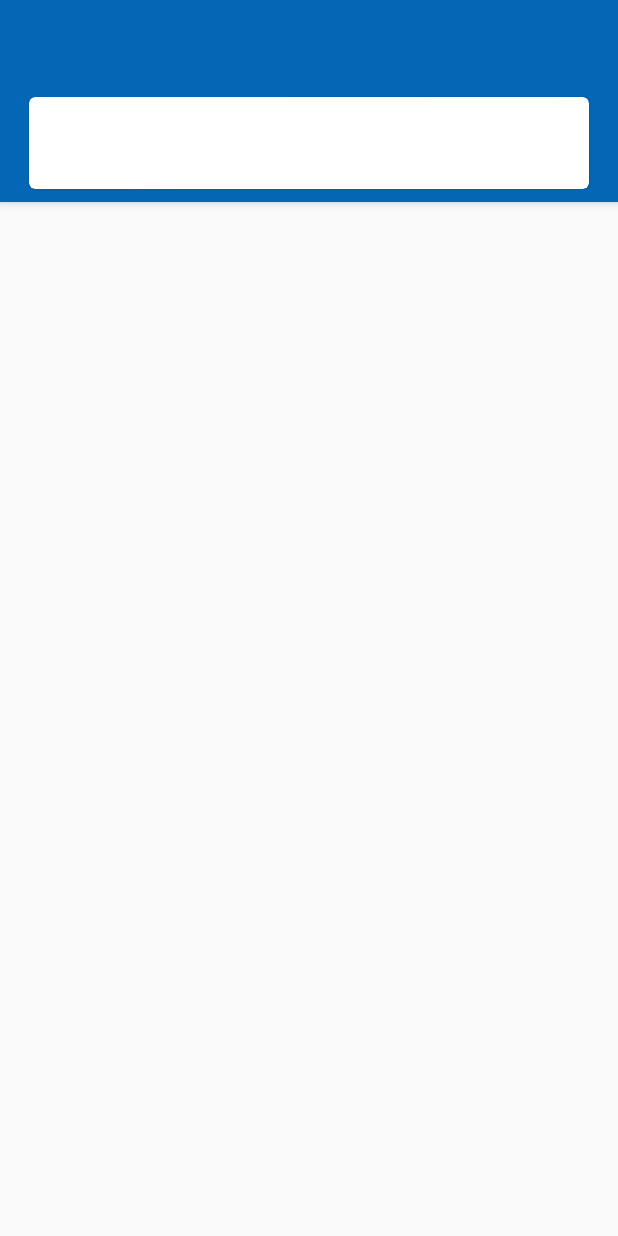
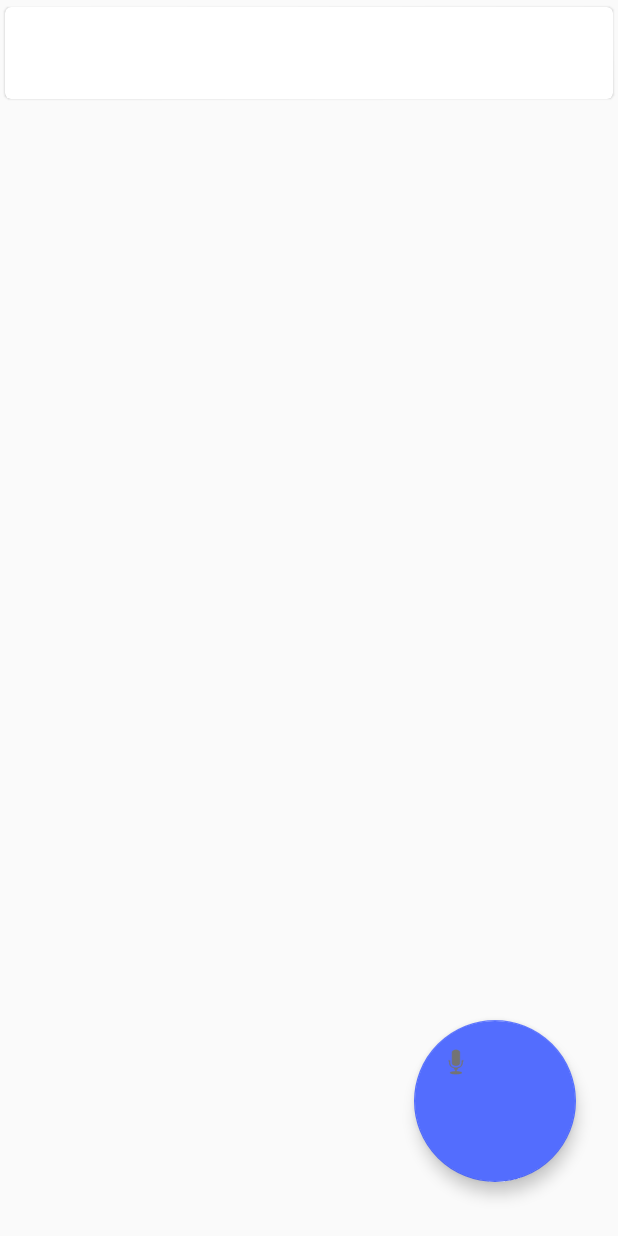
Before and after one commit to tmurney/s1513911_hons, an Android app: the layout activity_main.xml on its own in the app's theme, with its tools: preview values and no code run, on a phone screen of 412 x 824 dp. Run offline under Robolectric (Android 15) with nearby library versions, the phone set to English and light mode, and no system bars.

Commit message:
updated UI

```diff
--- a/app/build.gradle
+++ b/app/build.gradle
@@ -87,6 +87,7 @@ dependencies {
     compile "com.android.support:design:$supportLibraryVersion"
     compile "com.android.support:cardview-v7:$supportLibraryVersion"
     compile "com.android.support:recyclerview-v7:$supportLibraryVersion"
+    compile 'com.android.support.constraint:constraint-layout:1.1.3'
 
     // gRPC
     compile "io.grpc:grpc-okhttp:$grpcVersion"
--- a/app/src/main/java/s1513911/gcu/s1513911_hons/MessageDialogFragment.java
+++ b/app/src/main/java/s1513911/gcu/s1513911_hons/MessageDialogFragment.java
@@ -60,6 +60,7 @@ public class MessageDialogFragment extends AppCompatDialogFragment {
     public Dialog onCreateDialog(Bundle savedInstanceState) {
         return new AlertDialog.Builder(getContext())
                 .setMessage(getArguments().getString(ARG_MESSAGE))
+                .setMessage(getArguments().getString(ARG_MESSAGE))
                 .setPositiveButton(android.R.string.ok, new DialogInterface.OnClickListener() {
                     @Override
                     public void onClick(DialogInterface dialog, int which) {
--- a/app/src/main/res/layout/activity_main.xml
+++ b/app/src/main/res/layout/activity_main.xml
@@ -1,19 +1,6 @@
 <?xml version="1.0" encoding="utf-8"?>
 <!--
-  Copyright 2016 Google Inc. All Rights Reserved.
 
-  Licensed under the Apache License, Version 2.0 (the "License");
-  you may not use this file except in compliance with the License.
-  You may obtain a copy of the License at
-
-  http://www.apache.org/licenses/LICENSE-2.0
-
-  Unless required by applicable law or agreed to in writing, software
-  distributed under the License is distributed on an "AS IS" BASIS,
-  WITHOUT WARRANTIES OR CONDITIONS OF ANY KIND, either express or implied.
-  See the License for the specific language governing permissions and
-  limitations under the License.
--->
 <android.support.design.widget.CoordinatorLayout
     xmlns:android="http://schemas.android.com/apk/res/android"
     xmlns:app="http://schemas.android.com/apk/res-auto"
@@ -35,20 +22,54 @@
             android:layout_height="wrap_content"
             android:background="?attr/colorPrimary"
             android:paddingLeft="32dp"
-            android:paddingRight="32dp"/>
+            android:paddingRight="32dp" />
 
-        <include layout="@layout/item_result"/>
+        <include layout="@layout/item_result" />
+
+
+        <Button
+            android:id="@+id/button3"
+            android:layout_width="wrap_content"
+            android:layout_height="wrap_content"
+            android:text="Button" />
 
     </android.support.design.widget.AppBarLayout>
 
-    <android.support.v7.widget.RecyclerView
-        android:id="@+id/recycler_view"
-        android:layout_width="match_parent"
-        android:layout_height="match_parent"
-        android:clipToPadding="false"
-        android:paddingBottom="@dimen/spacing_small"
-        android:paddingTop="@dimen/spacing_small"
-        app:behavior_overlapTop="128dp"
-        app:layout_behavior="@string/appbar_scrolling_view_behavior"/>
+
+
 
 </android.support.design.widget.CoordinatorLayout>
+-->
+
+<android.support.constraint.ConstraintLayout xmlns:android="http://schemas.android.com/apk/res/android"
+    xmlns:app="http://schemas.android.com/apk/res-auto"
+    xmlns:tools="http://schemas.android.com/tools"
+    android:layout_width="match_parent"
+    android:layout_height="match_parent"
+    tools:context=".MainActivity">
+
+    <android.support.design.widget.FloatingActionButton
+        android:id="@+id/speechEnable"
+        android:layout_width="108dp"
+        android:layout_height="118dp"
+        android:layout_marginStart="8dp"
+        android:layout_marginTop="8dp"
+        android:layout_marginEnd="8dp"
+        android:layout_marginBottom="8dp"
+        android:clickable="true"
+        app:layout_constraintBottom_toBottomOf="parent"
+        app:layout_constraintEnd_toEndOf="parent"
+        app:layout_constraintHorizontal_bias="0.93"
+        app:layout_constraintStart_toStartOf="parent"
+        app:layout_constraintTop_toTopOf="parent"
+        app:layout_constraintVertical_bias="0.96"
+        app:srcCompat="@android:drawable/ic_btn_speak_now" />
+
+
+    <include
+        layout="@layout/item_result"
+        app:layout_constraintBottom_toBottomOf="parent"
+        app:layout_constraintTop_toTopOf="parent"
+        tools:layout_editor_absoluteX="0dp" />
+
+</android.support.constraint.ConstraintLayout>
--- a/app/src/main/res/layout/item_result.xml
+++ b/app/src/main/res/layout/item_result.xml
@@ -21,10 +21,6 @@
     xmlns:tools="http://schemas.android.com/tools"
     android:layout_width="match_parent"
     android:layout_height="wrap_content"
-    android:layout_marginBottom="@dimen/spacing_tiny"
-    android:layout_marginLeft="@dimen/spacing_medium"
-    android:layout_marginRight="@dimen/spacing_medium"
-    android:layout_marginTop="@dimen/spacing_tiny"
     android:theme="@style/ThemeOverlay.AppCompat.Light"
     app:cardCornerRadius="4dp"
     app:cardElevation="1dp"
@@ -35,10 +31,10 @@
         android:layout_width="match_parent"
         android:layout_height="wrap_content"
         android:orientation="vertical"
-        android:paddingBottom="@dimen/spacing_small"
         android:paddingLeft="@dimen/spacing_medium"
+        android:paddingTop="@dimen/spacing_small"
         android:paddingRight="@dimen/spacing_medium"
-        android:paddingTop="@dimen/spacing_small">
+        android:paddingBottom="@dimen/spacing_small">
 
         <TextView
             android:id="@+id/status"
@@ -48,16 +44,16 @@
             android:textAppearance="@style/TextAppearance.AppCompat.Caption"
             android:textColor="@color/status_not_hearing"
             android:visibility="gone"
-            tools:visibility="visible"/>
+            tools:visibility="visible" />
 
         <TextView
             android:id="@+id/text"
             android:layout_width="match_parent"
             android:layout_height="wrap_content"
+            android:paddingTop="@dimen/spacing_small"
             android:paddingBottom="@dimen/spacing_small"
-            android:paddingTop="@dimen/spacing_small"
             android:textAppearance="@style/TextAppearance.AppCompat.Large"
-            tools:text="It is fine today."/>
+            tools:text="It is fine today." />
 
     </LinearLayout>
 
--- a/app/src/main/res/values/strings.xml
+++ b/app/src/main/res/values/strings.xml
@@ -15,8 +15,7 @@
   limitations under the License.
 -->
 <resources>
-    <string name="app_name">Speech</string>
-    <string name="permission_message">This app needs to record audio and recognize your speech.</string>
-    <string name="listening">Listening…</string>
-    <string name="load_file">Load file</string>
+    <string name="permission_message" translatable="false">This app needs to record audio and recognize your speech.</string>
+    <string name="listening" translatable="false">Listening…</string>
+    <string name="load_file" translatable="false">Load file</string>
 </resources>
```
Also changed, not shown: app/src/main/java/s1513911/gcu/s1513911_hons/MainActivity.java (+48 -64 lines), app/src/main/res/drawable/border.xml (added, +13 -0 lines).
